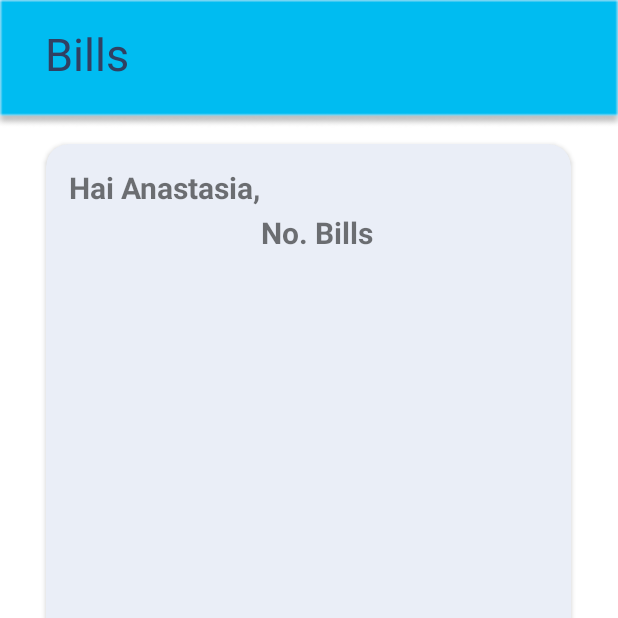
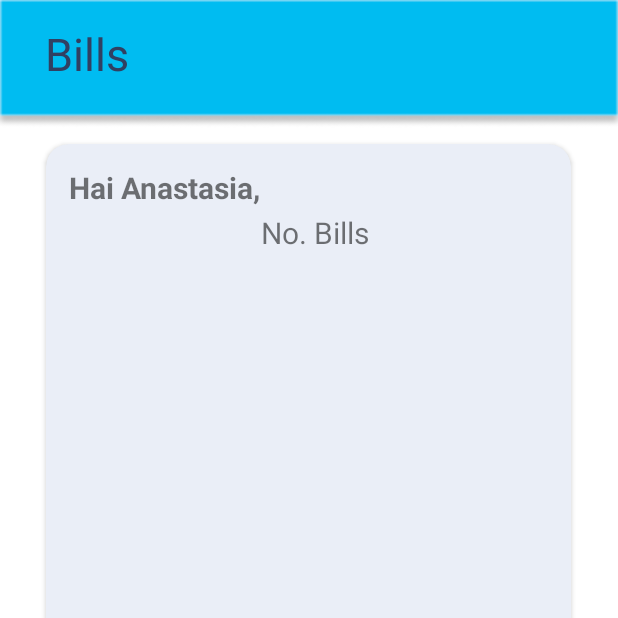
Before and after one commit to ISMutia/MemberAreaInovindo, an Android app: the BillActivity screen opened directly, with no data from a screen before it, on a phone screen of 412 x 824 dp, the top half of it. Run offline under Robolectric (Android 15) with nearby library versions, the phone set to English and light mode, and no system bars.

Commit message:
commit putri

```diff
--- a/app/src/main/res/layout/activity_bill.xml
+++ b/app/src/main/res/layout/activity_bill.xml
@@ -31,7 +31,7 @@
 
         <LinearLayout
             android:layout_width="match_parent"
-            android:layout_height="wrap_content">
+            android:layout_height="match_parent">
 
             <TextView
                 android:id="@+id/txtNama"
@@ -44,14 +44,13 @@
                 android:textStyle="bold" />
 
             <TextView
-                android:id="@+id/txtId"
+                android:id="@+id/txtNoBill"
                 android:layout_width="wrap_content"
                 android:layout_height="wrap_content"
                 android:layout_marginTop="45dp"
-                android:layout_marginRight="5dp"
                 android:text="No. Bills"
                 android:textSize="20sp"
-                android:textStyle="bold" />
+                android:textStyle="normal" />
 
         </LinearLayout>
 
```
